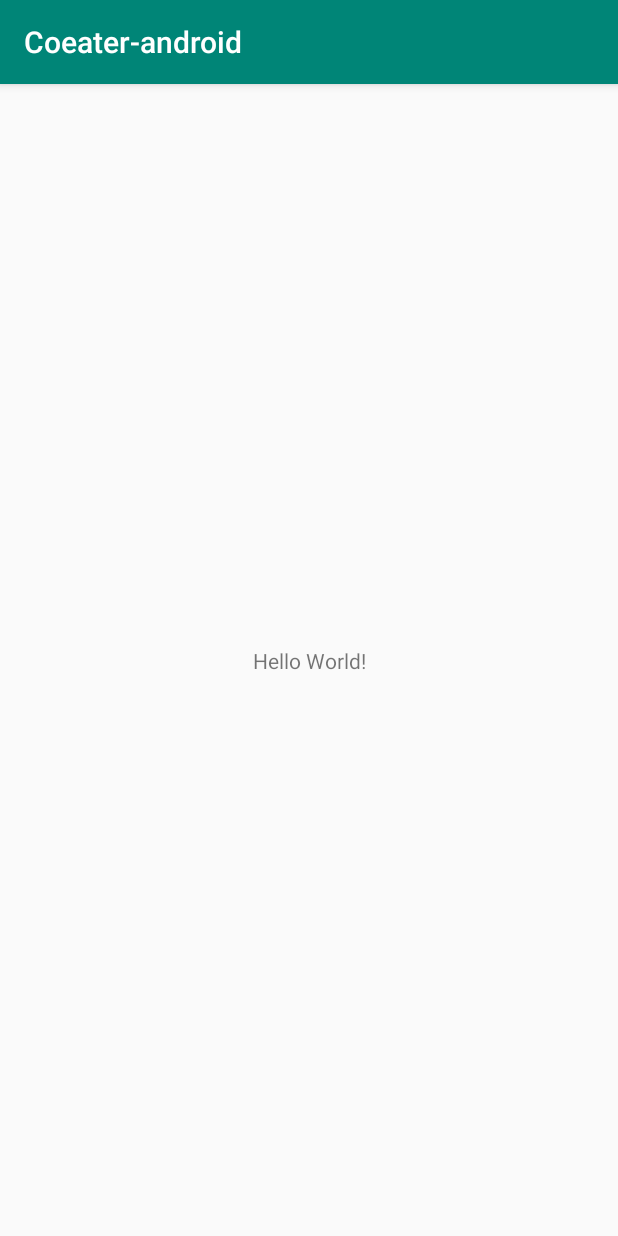
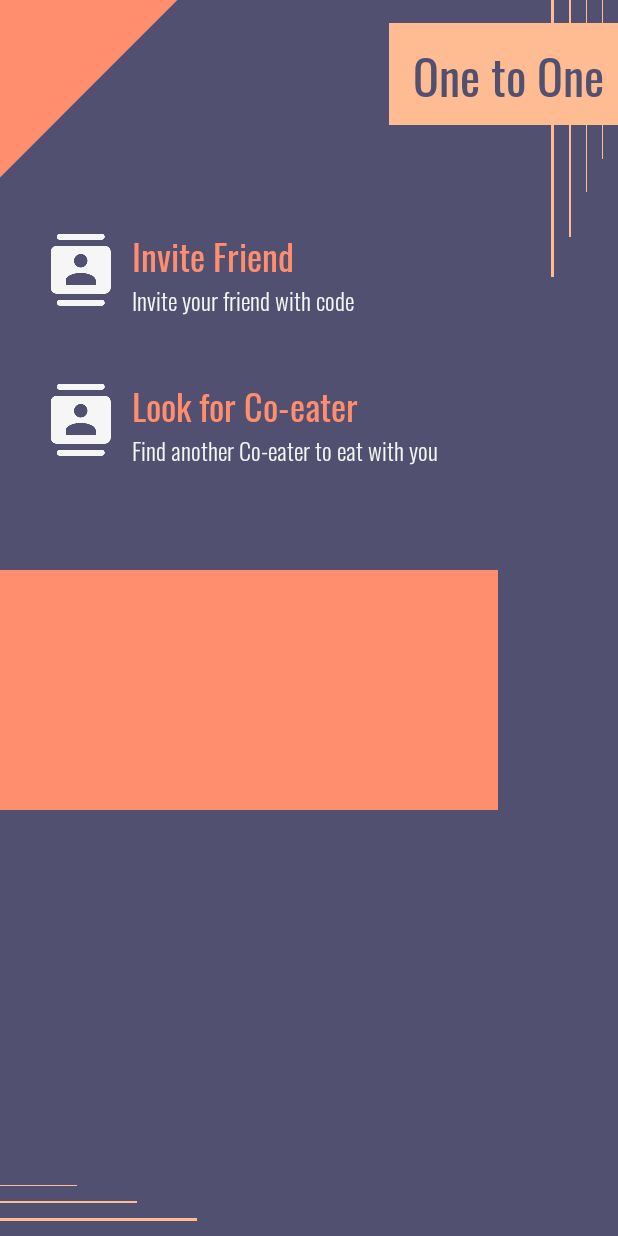
Before and after one commit to coeater/coeater-android, an Android app: the screen it shows after launch (MainActivity), on a phone screen of 412 x 824 dp. Run offline under Robolectric (Android 15) with nearby library versions, the phone set to English and light mode, and no system bars.

Commit message:
메인 뷰 바인딩

```diff
--- a/app/src/main/AndroidManifest.xml
+++ b/app/src/main/AndroidManifest.xml
@@ -8,8 +8,8 @@
         android:label="@string/app_name"
         android:roundIcon="@mipmap/ic_launcher_round"
         android:supportsRtl="true"
-        android:theme="@style/AppTheme">
-        <activity android:name=".MainActivity">
+        android:theme="@style/Theme.AppCompat.NoActionBar">
+        <activity android:name=".main.MainActivity">
             <intent-filter>
                 <action android:name="android.intent.action.MAIN" />
 
--- a/app/src/main/java/com/coeater/android/MainActivity.kt
+++ /dev/null
@@ -1,12 +0,0 @@
-package com.coeater.android
-
-import android.os.Bundle
-import androidx.appcompat.app.AppCompatActivity
-
-class MainActivity : AppCompatActivity() {
-
-    override fun onCreate(savedInstanceState: Bundle?) {
-        super.onCreate(savedInstanceState)
-        setContentView(R.layout.activity_main)
-    }
-}
--- /dev/null
+++ b/app/src/main/java/com/coeater/android/main/MainActivity.kt
@@ -0,0 +1,24 @@
+package com.coeater.android.main
+
+import android.os.Bundle
+import androidx.appcompat.app.AppCompatActivity
+import com.coeater.android.R
+import com.coeater.android.main.fragment.OneOnOneFragment
+
+class MainActivity : AppCompatActivity() {
+
+    private val oneOnOneFragment = OneOnOneFragment()
+
+    override fun onCreate(savedInstanceState: Bundle?) {
+        super.onCreate(savedInstanceState)
+        setContentView(R.layout.activity_main)
+        setup()
+    }
+
+    fun setup() {
+        val fragmentManager = supportFragmentManager
+        val fragmentTransaction = fragmentManager.beginTransaction()
+        fragmentTransaction.add(R.id.f_main, oneOnOneFragment)
+        fragmentTransaction.commit()
+    }
+}
--- /dev/null
+++ b/app/src/main/java/com/coeater/android/main/fragment/OneOnOneFragment.kt
@@ -0,0 +1,30 @@
+package com.coeater.android.main.fragment
+
+import android.os.Bundle
+import android.view.LayoutInflater
+import android.view.View
+import android.view.ViewGroup
+import androidx.fragment.app.Fragment
+import com.coeater.android.R
+import kotlinx.android.synthetic.main.fragment_oneonone.*
+
+class OneOnOneFragment : Fragment() {
+
+    override fun onCreateView(
+        inflater: LayoutInflater,
+        container: ViewGroup?,
+        savedInstanceState: Bundle?
+    ): View {
+        return inflater.inflate(R.layout.fragment_oneonone, container, false)
+    }
+
+    override fun onViewCreated(view: View, savedInstanceState: Bundle?) {
+        super.onViewCreated(view, savedInstanceState)
+        setup()
+    }
+
+    fun setup() {
+        main_button_invite_friend.configure("Invite Friend", "Invite your friend with code")
+        main_button_search_friend.configure("Look for Co-eater", "Find another Co-eater to eat with you")
+    }
+}
--- a/app/src/main/java/com/coeater/android/main/view/MainButton.kt
+++ b/app/src/main/java/com/coeater/android/main/view/MainButton.kt
@@ -5,23 +5,26 @@ import android.util.AttributeSet
 import android.view.LayoutInflater
 import androidx.constraintlayout.widget.ConstraintLayout
 import com.coeater.android.R
+import kotlinx.android.synthetic.main.view_main_button.view.*
 
 class MainButton : ConstraintLayout {
 
     constructor(context: Context?) : super(context) {
-        setup()
     }
 
     constructor(context: Context?, attrs: AttributeSet?) : super(context, attrs) {
-        setup()
     }
 
     constructor(context: Context?, attrs: AttributeSet?, defStyleAttr: Int) :
             super(context, attrs, defStyleAttr) {
-        setup()
     }
 
-    fun setup() {
+    init {
         LayoutInflater.from(context).inflate(R.layout.view_main_button, this, true)
     }
+
+    fun configure(title: String, detail: String) {
+        tv_title.text = title
+        tv_description.text = detail
+    }
 }
--- a/app/src/main/res/layout/activity_main.xml
+++ b/app/src/main/res/layout/activity_main.xml
@@ -1,18 +1,19 @@
 <?xml version="1.0" encoding="utf-8"?>
-<androidx.constraintlayout.widget.ConstraintLayout xmlns:android="http://schemas.android.com/apk/res/android"
+<androidx.constraintlayout.widget.ConstraintLayout
+    xmlns:android="http://schemas.android.com/apk/res/android"
     xmlns:app="http://schemas.android.com/apk/res-auto"
     xmlns:tools="http://schemas.android.com/tools"
     android:layout_width="match_parent"
-    android:layout_height="match_parent"
-    tools:context=".MainActivity">
+    android:layout_height="match_parent">
 
-    <TextView
-        android:layout_width="wrap_content"
-        android:layout_height="wrap_content"
-        android:text="Hello World!"
+    <fragment
+        android:name="com.coeater.android.main.fragment.OneOnOneFragment"
+        android:id="@+id/f_main"
+        android:layout_width="0dp"
+        android:layout_height="0dp"
         app:layout_constraintBottom_toBottomOf="parent"
-        app:layout_constraintLeft_toLeftOf="parent"
-        app:layout_constraintRight_toRightOf="parent"
-        app:layout_constraintTop_toTopOf="parent" />
-
+        app:layout_constraintEnd_toEndOf="parent"
+        app:layout_constraintStart_toStartOf="parent"
+        app:layout_constraintTop_toTopOf="parent"
+        />
 </androidx.constraintlayout.widget.ConstraintLayout>
--- a/app/src/main/res/layout/onetoone_fragment.xml
+++ b/app/src/main/res/layout/fragment_oneonone.xml
@@ -20,6 +20,7 @@
 
     <TextView
         android:id="@+id/tv_title"
+        android:text="One to One"
         android:layout_width="wrap_content"
         android:layout_height="68dp"
         android:layout_marginTop="15dp"
@@ -49,11 +50,13 @@
         app:layout_constraintTop_toTopOf="parent">
 
         <com.coeater.android.main.view.MainButton
+            android:id="@+id/main_button_invite_friend"
             android:layout_width="match_parent"
             android:layout_height="60dp"
             android:layout_marginBottom="40dp" />
 
         <com.coeater.android.main.view.MainButton
+            android:id="@+id/main_button_search_friend"
             android:layout_width="match_parent"
             android:layout_height="60dp" />
 
```
